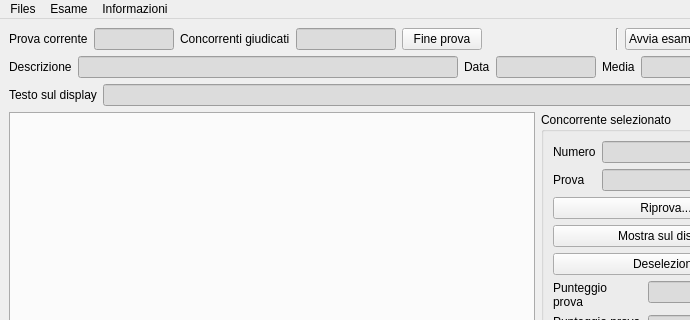
Before: the Qt Designer form ui/mainwindow.ui in nferruzzi/giudice-server, drawn with Qt 5; both pictures show x 0 to 690 and y 0 to 320 of the 800 by 642 pixel window.
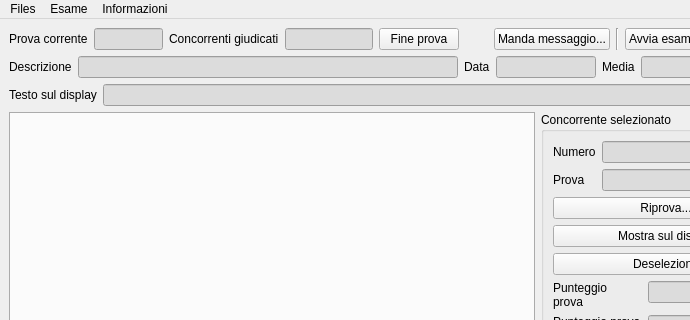
After: the same form once the commit is applied.

Diff of the .ui file:
```diff
--- a/ui/mainwindow.ui
+++ b/ui/mainwindow.ui
@@ -88,6 +88,13 @@
         </property>
        </spacer>
       </item>
+      <item>
+       <widget class="QPushButton" name="messageJudges">
+        <property name="text">
+         <string>Manda messaggio...</string>
+        </property>
+       </widget>
+      </item>
       <item>
        <widget class="Line" name="line">
         <property name="orientation">
```
